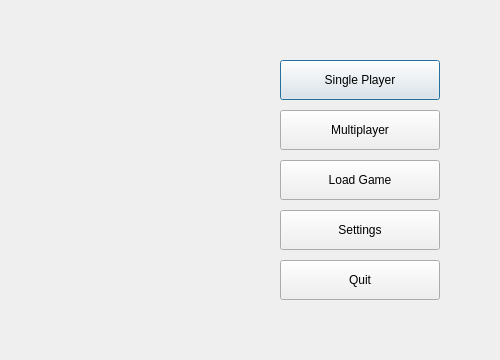
Qt form src/GUI/mainmenu.ui (chudyandrej/OthelloGame_cpp) before a commit; both pictures show x 0 to 500 and y 190 to 550 of the 500 by 550 pixel window.
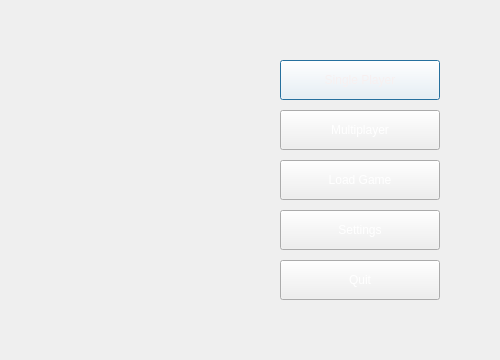
The same form after that commit.

The edit to the form file:
```diff
--- a/src/GUI/mainmenu.ui
+++ b/src/GUI/mainmenu.ui
@@ -28,6 +28,208 @@
      <height>40</height>
     </rect>
    </property>
+   <property name="palette">
+    <palette>
+     <active>
+      <colorrole role="Button">
+       <brush brushstyle="SolidPattern">
+        <color alpha="255">
+         <red>253</red>
+         <green>250</green>
+         <blue>250</blue>
+        </color>
+       </brush>
+      </colorrole>
+      <colorrole role="Midlight">
+       <brush brushstyle="SolidPattern">
+        <color alpha="255">
+         <red>248</red>
+         <green>247</green>
+         <blue>245</blue>
+        </color>
+       </brush>
+      </colorrole>
+      <colorrole role="Dark">
+       <brush brushstyle="SolidPattern">
+        <color alpha="255">
+         <red>251</red>
+         <green>244</green>
+         <blue>244</blue>
+        </color>
+       </brush>
+      </colorrole>
+      <colorrole role="Mid">
+       <brush brushstyle="SolidPattern">
+        <color alpha="255">
+         <red>255</red>
+         <green>255</green>
+         <blue>255</blue>
+        </color>
+       </brush>
+      </colorrole>
+      <colorrole role="Text">
+       <brush brushstyle="SolidPattern">
+        <color alpha="255">
+         <red>255</red>
+         <green>249</green>
+         <blue>247</blue>
+        </color>
+       </brush>
+      </colorrole>
+      <colorrole role="ButtonText">
+       <brush brushstyle="SolidPattern">
+        <color alpha="255">
+         <red>254</red>
+         <green>245</green>
+         <blue>245</blue>
+        </color>
+       </brush>
+      </colorrole>
+      <colorrole role="Window">
+       <brush brushstyle="SolidPattern">
+        <color alpha="255">
+         <red>250</red>
+         <green>245</green>
+         <blue>245</blue>
+        </color>
+       </brush>
+      </colorrole>
+     </active>
+     <inactive>
+      <colorrole role="Button">
+       <brush brushstyle="SolidPattern">
+        <color alpha="255">
+         <red>253</red>
+         <green>250</green>
+         <blue>250</blue>
+        </color>
+       </brush>
+      </colorrole>
+      <colorrole role="Midlight">
+       <brush brushstyle="SolidPattern">
+        <color alpha="255">
+         <red>233</red>
+         <green>231</green>
+         <blue>227</blue>
+        </color>
+       </brush>
+      </colorrole>
+      <colorrole role="Dark">
+       <brush brushstyle="SolidPattern">
+        <color alpha="255">
+         <red>185</red>
+         <green>185</green>
+         <blue>185</blue>
+        </color>
+       </brush>
+      </colorrole>
+      <colorrole role="Mid">
+       <brush brushstyle="SolidPattern">
+        <color alpha="255">
+         <red>160</red>
+         <green>160</green>
+         <blue>164</blue>
+        </color>
+       </brush>
+      </colorrole>
+      <colorrole role="Text">
+       <brush brushstyle="SolidPattern">
+        <color alpha="255">
+         <red>255</red>
+         <green>249</green>
+         <blue>247</blue>
+        </color>
+       </brush>
+      </colorrole>
+      <colorrole role="ButtonText">
+       <brush brushstyle="SolidPattern">
+        <color alpha="255">
+         <red>247</red>
+         <green>240</green>
+         <blue>240</blue>
+        </color>
+       </brush>
+      </colorrole>
+      <colorrole role="Window">
+       <brush brushstyle="SolidPattern">
+        <color alpha="255">
+         <red>222</red>
+         <green>222</green>
+         <blue>222</blue>
+        </color>
+       </brush>
+      </colorrole>
+     </inactive>
+     <disabled>
+      <colorrole role="Button">
+       <brush brushstyle="SolidPattern">
+        <color alpha="255">
+         <red>253</red>
+         <green>250</green>
+         <blue>250</blue>
+        </color>
+       </brush>
+      </colorrole>
+      <colorrole role="Midlight">
+       <brush brushstyle="SolidPattern">
+        <color alpha="255">
+         <red>233</red>
+         <green>231</green>
+         <blue>227</blue>
+        </color>
+       </brush>
+      </colorrole>
+      <colorrole role="Dark">
+       <brush brushstyle="SolidPattern">
+        <color alpha="255">
+         <red>185</red>
+         <green>185</green>
+         <blue>185</blue>
+        </color>
+       </brush>
+      </colorrole>
+      <colorrole role="Mid">
+       <brush brushstyle="SolidPattern">
+        <color alpha="255">
+         <red>160</red>
+         <green>160</green>
+         <blue>164</blue>
+        </color>
+       </brush>
+      </colorrole>
+      <colorrole role="Text">
+       <brush brushstyle="SolidPattern">
+        <color alpha="255">
+         <red>153</red>
+         <green>153</green>
+         <blue>153</blue>
+        </color>
+       </brush>
+      </colorrole>
+      <colorrole role="ButtonText">
+       <brush brushstyle="SolidPattern">
+        <color alpha="255">
+         <red>249</red>
+         <green>249</green>
+         <blue>249</blue>
+        </color>
+       </brush>
+      </colorrole>
+      <colorrole role="Window">
+       <brush brushstyle="SolidPattern">
+        <color alpha="255">
+         <red>222</red>
+         <green>222</green>
+         <blue>222</blue>
+        </color>
+       </brush>
+      </colorrole>
+     </disabled>
+    </palette>
+   </property>
+   <property name="cursor">
+    <cursorShape>ArrowCursor</cursorShape>
+   </property>
    <property name="text">
     <string>Single Player</string>
    </property>
@@ -41,6 +243,43 @@
      <height>40</height>
     </rect>
    </property>
+   <property name="palette">
+    <palette>
+     <active>
+      <colorrole role="ButtonText">
+       <brush brushstyle="SolidPattern">
+        <color alpha="255">
+         <red>255</red>
+         <green>255</green>
+         <blue>255</blue>
+        </color>
+       </brush>
+      </colorrole>
+     </active>
+     <inactive>
+      <colorrole role="ButtonText">
+       <brush brushstyle="SolidPattern">
+        <color alpha="255">
+         <red>255</red>
+         <green>255</green>
+         <blue>255</blue>
+        </color>
+       </brush>
+      </colorrole>
+     </inactive>
+     <disabled>
+      <colorrole role="ButtonText">
+       <brush brushstyle="SolidPattern">
+        <color alpha="255">
+         <red>255</red>
+         <green>255</green>
+         <blue>255</blue>
+        </color>
+       </brush>
+      </colorrole>
+     </disabled>
+    </palette>
+   </property>
    <property name="text">
     <string>Quit</string>
    </property>
@@ -54,6 +293,43 @@
      <height>40</height>
     </rect>
    </property>
+   <property name="palette">
+    <palette>
+     <active>
+      <colorrole role="ButtonText">
+       <brush brushstyle="SolidPattern">
+        <color alpha="255">
+         <red>255</red>
+         <green>255</green>
+         <blue>255</blue>
+        </color>
+       </brush>
+      </colorrole>
+     </active>
+     <inactive>
+      <colorrole role="ButtonText">
+       <brush brushstyle="SolidPattern">
+        <color alpha="255">
+         <red>255</red>
+         <green>255</green>
+         <blue>255</blue>
+        </color>
+       </brush>
+      </colorrole>
+     </inactive>
+     <disabled>
+      <colorrole role="ButtonText">
+       <brush brushstyle="SolidPattern">
+        <color alpha="255">
+         <red>255</red>
+         <green>255</green>
+         <blue>255</blue>
+        </color>
+       </brush>
+      </colorrole>
+     </disabled>
+    </palette>
+   </property>
    <property name="text">
     <string>Multiplayer</string>
    </property>
@@ -67,6 +343,43 @@
      <height>40</height>
     </rect>
    </property>
+   <property name="palette">
+    <palette>
+     <active>
+      <colorrole role="ButtonText">
+       <brush brushstyle="SolidPattern">
+        <color alpha="255">
+         <red>255</red>
+         <green>255</green>
+         <blue>255</blue>
+        </color>
+       </brush>
+      </colorrole>
+     </active>
+     <inactive>
+      <colorrole role="ButtonText">
+       <brush brushstyle="SolidPattern">
+        <color alpha="255">
+         <red>255</red>
+         <green>255</green>
+         <blue>255</blue>
+        </color>
+       </brush>
+      </colorrole>
+     </inactive>
+     <disabled>
+      <colorrole role="ButtonText">
+       <brush brushstyle="SolidPattern">
+        <color alpha="255">
+         <red>255</red>
+         <green>255</green>
+         <blue>255</blue>
+        </color>
+       </brush>
+      </colorrole>
+     </disabled>
+    </palette>
+   </property>
    <property name="text">
     <string>Load Game</string>
    </property>
@@ -80,6 +393,43 @@
      <height>40</height>
     </rect>
    </property>
+   <property name="palette">
+    <palette>
+     <active>
+      <colorrole role="ButtonText">
+       <brush brushstyle="SolidPattern">
+        <color alpha="255">
+         <red>255</red>
+         <green>255</green>
+         <blue>255</blue>
+        </color>
+       </brush>
+      </colorrole>
+     </active>
+     <inactive>
+      <colorrole role="ButtonText">
+       <brush brushstyle="SolidPattern">
+        <color alpha="255">
+         <red>255</red>
+         <green>255</green>
+         <blue>255</blue>
+        </color>
+       </brush>
+      </colorrole>
+     </inactive>
+     <disabled>
+      <colorrole role="ButtonText">
+       <brush brushstyle="SolidPattern">
+        <color alpha="255">
+         <red>255</red>
+         <green>255</green>
+         <blue>255</blue>
+        </color>
+       </brush>
+      </colorrole>
+     </disabled>
+    </palette>
+   </property>
    <property name="text">
     <string>Settings</string>
    </property>
```
